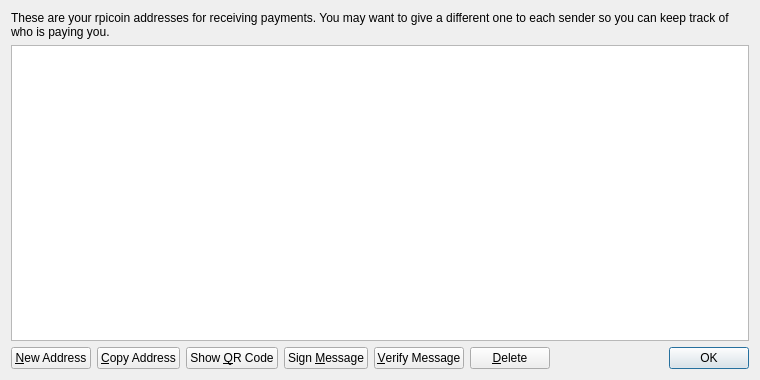
The window that src/qt/forms/addressbookpage.ui (rpicoin/rpicore) describes before a commit, drawn with Qt 5.
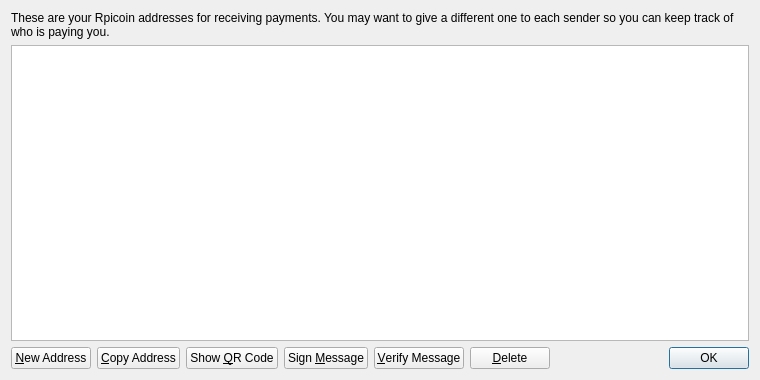
The same window after the commit. Icons and pictures are not drawn.

Patch:
```diff
--- a/src/qt/forms/addressbookpage.ui
+++ b/src/qt/forms/addressbookpage.ui
@@ -17,7 +17,7 @@
    <item>
     <widget class="QLabel" name="labelExplanation">
      <property name="text">
-      <string>These are your rpicoin addresses for receiving payments. You may want to give a different one to each sender so you can keep track of who is paying you.</string>
+      <string>These are your Rpicoin addresses for receiving payments. You may want to give a different one to each sender so you can keep track of who is paying you.</string>
      </property>
      <property name="textFormat">
       <enum>Qt::PlainText</enum>
```
Left out of the diff: 31 changed lines with no effect on the pictures.
